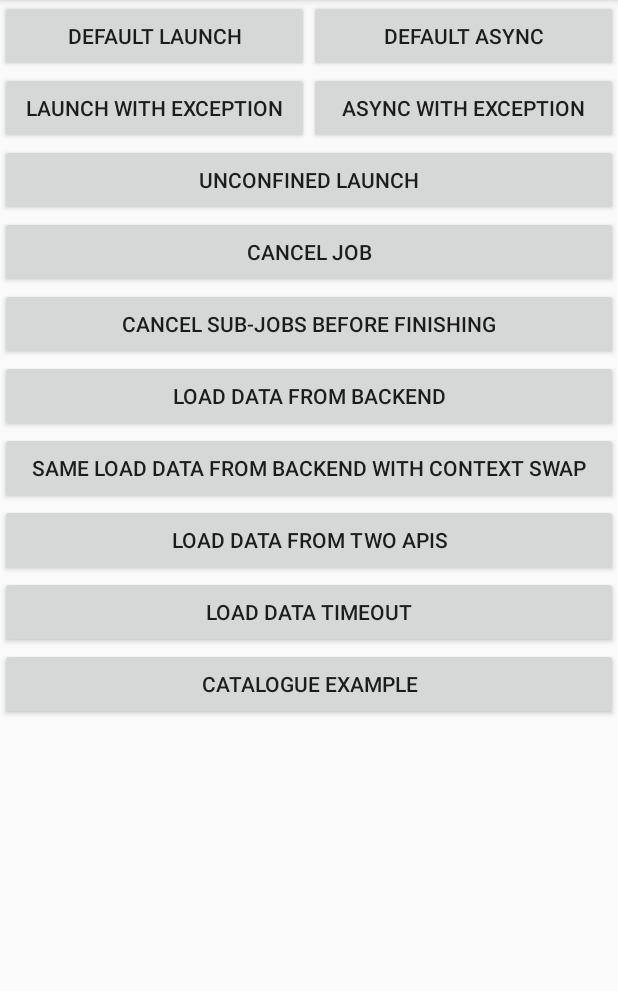
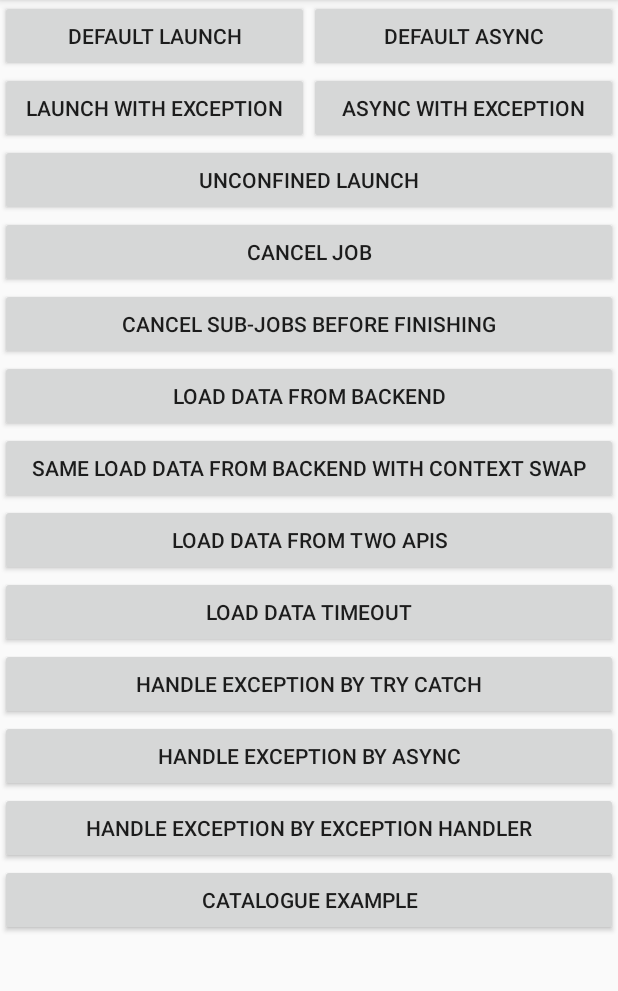
Before and after one commit to xiaogegexiao/KotlinGuild, an Android app: the screen it shows after launch (MainActivity), on a phone screen of 412 x 824 dp, the part 84-1075 px from its top. Run offline under Robolectric (Android 15) with nearby library versions, the phone set to English and light mode, and no system bars.

Commit message:
add exception handlers

```diff
--- a/app/src/main/java/au/com/foxtask/coroutineexperimental/CatalogueRepository.kt
+++ b/app/src/main/java/au/com/foxtask/coroutineexperimental/CatalogueRepository.kt
@@ -1,6 +1,8 @@
 package au.com.foxtask.coroutineexperimental
 
 import android.content.Context
+import au.com.foxtask.coroutineexperimental.base.Either
+import au.com.foxtask.coroutineexperimental.base.Failure
 import au.com.foxtask.coroutineexperimental.models.CatalogueEntity
 import au.com.foxtask.coroutineexperimental.models.StoreEntityListWrapper
 import kotlinx.coroutines.Deferred
--- a/app/src/main/java/au/com/foxtask/coroutineexperimental/GetCatalogueCase.kt
+++ b/app/src/main/java/au/com/foxtask/coroutineexperimental/GetCatalogueCase.kt
@@ -1,5 +1,7 @@
 package au.com.foxtask.coroutineexperimental
 
+import au.com.foxtask.coroutineexperimental.base.Either
+import au.com.foxtask.coroutineexperimental.base.Failure
 import au.com.foxtask.coroutineexperimental.interactors.UseCase
 import au.com.foxtask.coroutineexperimental.models.CatalogueEntity
 
--- a/app/src/main/java/au/com/foxtask/coroutineexperimental/MainActivity.kt
+++ b/app/src/main/java/au/com/foxtask/coroutineexperimental/MainActivity.kt
@@ -25,10 +25,10 @@ class MainActivity : AppCompatActivity() {
     val unconfinedScope = CoroutineScope(Dispatchers.Unconfined)
 
     val uiScopeWithExceptionHandler = uiScope + CoroutineExceptionHandler { coroutineContext, throwable ->
-        toast("catch exception ${throwable.message}")
+        toast("catch exception ${throwable.message} by ui scope exception handler")
     }
     val defaultScopeWithExceptionHandler = defaultScope + CoroutineExceptionHandler { coroutineContext, throwable ->
-        toast("catch exception ${throwable.message}")
+        toast("catch exception ${throwable.message} by default scope exception handler")
     }
 
     override fun onCreate(savedInstanceState: Bundle?) {
@@ -45,6 +45,9 @@ class MainActivity : AppCompatActivity() {
         same_load_data_from_backend_with_context_swap.setOnClickListener { sameLoadingDataFromBackendWithContextSwap() }
         load_data_from_two_apis.setOnClickListener { loadDataFromTwoApis() }
         load_data_timeout.setOnClickListener { loadDataTimeout() }
+        handle_exception_by_try_catch.setOnClickListener { handleExceptionByTryCatch() }
+        handle_exception_by_async.setOnClickListener { handleExceptionByAsync() }
+        handle_exception_by_exception_handler.setOnClickListener { handleExceptionByExceptionHandler() }
         catalogue_example.setOnClickListener { launchCatalogueExample() }
     }
 
@@ -207,6 +210,39 @@ class MainActivity : AppCompatActivity() {
         }
     }
 
+    fun handleExceptionByTryCatch() {
+        uiScope.launch {
+            try {
+                withContext(Dispatchers.Default) {
+                    throw RuntimeException("fake runtime exception")
+                }
+            } catch (exception: Exception) {
+                toast("Got exception ${exception.message} by try-catch")
+            }
+        }
+    }
+
+    fun handleExceptionByAsync() {
+        uiScope.launch {
+            val deferred = defaultScope.async<String> {
+                throw RuntimeException("fake runtime exception")
+//                "hello world"
+            }
+            deferred.join()
+            deferred.getCompletionExceptionOrNull()?.let {
+                toast("Got exception ${it.message} from async result")
+            } ?: run {
+                toast("Got result ${deferred.await()}")
+            }
+        }
+    }
+
+    fun handleExceptionByExceptionHandler() {
+        uiScopeWithExceptionHandler.launch {
+            throw RuntimeException("fake runtime exception")
+        }
+    }
+
     fun launchCatalogueExample() {
         CatalogueActivity.launch(this)
     }
--- a/app/src/main/java/au/com/foxtask/coroutineexperimental/base/BaseViewModel.kt
+++ b/app/src/main/java/au/com/foxtask/coroutineexperimental/base/BaseViewModel.kt
@@ -3,7 +3,6 @@ package au.com.foxtask.coroutineexperimental.base
 import android.app.Application
 import androidx.lifecycle.AndroidViewModel
 import androidx.lifecycle.MutableLiveData
-import au.com.foxtask.coroutineexperimental.Failure
 import kotlinx.coroutines.CoroutineScope
 import kotlinx.coroutines.Dispatchers
 import kotlinx.coroutines.Job
--- a/app/src/main/java/au/com/foxtask/coroutineexperimental/Failure.kt
+++ b/app/src/main/java/au/com/foxtask/coroutineexperimental/base/Failure.kt
@@ -1,4 +1,4 @@
-package au.com.foxtask.coroutineexperimental
+package au.com.foxtask.coroutineexperimental.base
 
 /**
  * Base Class for handling errors/failures/exceptions.
--- a/app/src/main/java/au/com/foxtask/coroutineexperimental/interactors/UseCase.kt
+++ b/app/src/main/java/au/com/foxtask/coroutineexperimental/interactors/UseCase.kt
@@ -1,7 +1,7 @@
 package au.com.foxtask.coroutineexperimental.interactors
 
-import au.com.foxtask.coroutineexperimental.Either
-import au.com.foxtask.coroutineexperimental.Failure
+import au.com.foxtask.coroutineexperimental.base.Either
+import au.com.foxtask.coroutineexperimental.base.Failure
 import kotlinx.coroutines.*
 
 abstract class UseCase<out Type, in Params> {
--- a/app/src/main/res/layout/activity_main.xml
+++ b/app/src/main/res/layout/activity_main.xml
@@ -1,10 +1,15 @@
 <?xml version="1.0" encoding="utf-8"?>
-<androidx.constraintlayout.widget.ConstraintLayout xmlns:android="http://schemas.android.com/apk/res/android"
+<ScrollView
+    xmlns:android="http://schemas.android.com/apk/res/android"
     xmlns:app="http://schemas.android.com/apk/res-auto"
     xmlns:tools="http://schemas.android.com/tools"
     android:layout_width="match_parent"
     android:layout_height="match_parent"
     tools:context=".MainActivity">
+
+    <androidx.constraintlayout.widget.ConstraintLayout
+        android:layout_width="match_parent"
+        android:layout_height="wrap_content">
 
         <Button
             app:layout_constraintStart_toStartOf="parent"
@@ -145,9 +150,37 @@
             app:layout_constraintStart_toStartOf="parent"
             app:layout_constraintEnd_toEndOf="parent"
             app:layout_constraintTop_toBottomOf="@+id/load_data_timeout"
+            android:id="@+id/handle_exception_by_try_catch"
+            android:layout_width="0dp"
+            android:layout_height="wrap_content"
+            android:text="Handle exception by try catch"/>
+
+        <Button
+            app:layout_constraintStart_toStartOf="parent"
+            app:layout_constraintEnd_toEndOf="parent"
+            app:layout_constraintTop_toBottomOf="@+id/handle_exception_by_try_catch"
+            android:id="@+id/handle_exception_by_async"
+            android:layout_width="0dp"
+            android:layout_height="wrap_content"
+            android:text="Handle exception by async"/>
+
+        <Button
+            app:layout_constraintStart_toStartOf="parent"
+            app:layout_constraintEnd_toEndOf="parent"
+            app:layout_constraintTop_toBottomOf="@+id/handle_exception_by_async"
+            android:id="@+id/handle_exception_by_exception_handler"
+            android:layout_width="0dp"
+            android:layout_height="wrap_content"
+            android:text="Handle exception by exception handler"/>
+
+        <Button
+            app:layout_constraintStart_toStartOf="parent"
+            app:layout_constraintEnd_toEndOf="parent"
+            app:layout_constraintTop_toBottomOf="@+id/handle_exception_by_exception_handler"
             android:id="@+id/catalogue_example"
             android:layout_width="0dp"
             android:layout_height="wrap_content"
             android:text="Catalogue example"/>
 
     </androidx.constraintlayout.widget.ConstraintLayout>
+</ScrollView>
```
Also changed, not shown: app/src/main/java/au/com/foxtask/coroutineexperimental/base/Either.kt (renamed from app/src/main/java/au/com/foxtask/coroutineexperimental/Either.kt, +3 -17 lines). Lines whose indentation alone changed are shown as unchanged.
